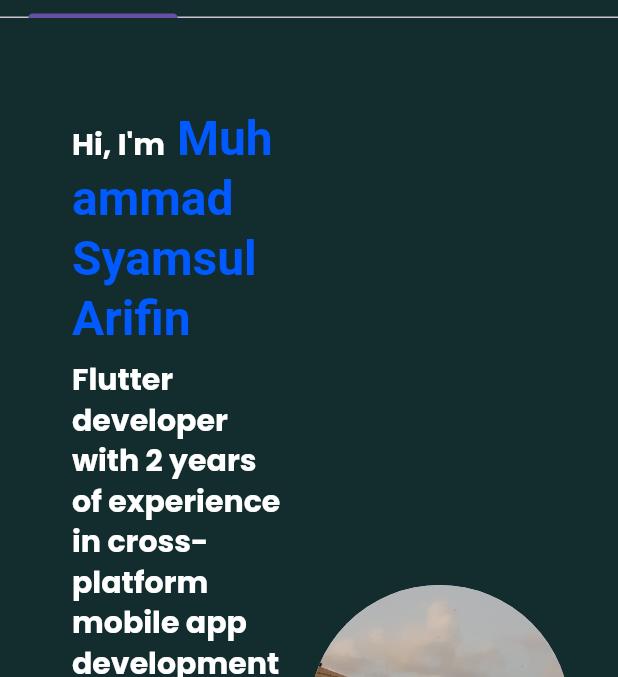
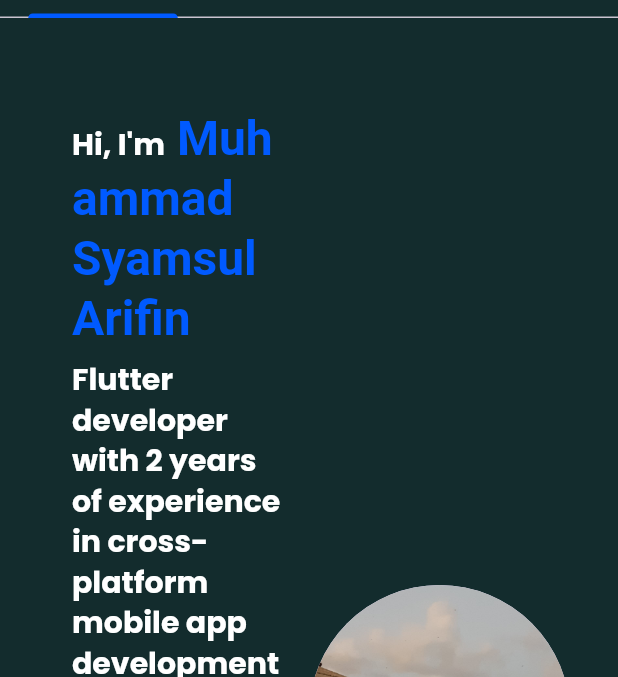
Before and after one commit to msarifin29/portofolio, a Flutter app: the DesktopView screen opened directly, on a phone screen of 412 x 824 dp, the part 72-749 px from its top. Run offline on Flutter 3.47's test engine with Material 3 defaults, Android fonts, the phone set to English and light mode, and no system bars; our stand-ins replace carousel_slider, flutter_svg, google_fonts, hive_flutter; accounts and stored records are empty.

Commit message:
fix(view) : tab button

```diff
--- a/lib/view/desktop_view.dart
+++ b/lib/view/desktop_view.dart
@@ -35,8 +35,11 @@
             tabBar: TabBar(
                 controller: _tabController,
                 indicatorPadding: const EdgeInsets.only(top: Sizes.p20),
-                overlayColor: const MaterialStatePropertyAll(AppColor.poseidon),
+                overlayColor:
+                    const MaterialStatePropertyAll(AppColor.nokiaBlue),
                 labelStyle: Theme.of(context).textTheme.headlineMedium!,
+                splashBorderRadius: BorderRadius.circular(20.0),
+                indicatorColor: AppColor.nokiaBlue,
                 tabs: const [
                   Tab(
                     text: "About me",
--- a/lib/view/extra_view.dart
+++ b/lib/view/extra_view.dart
@@ -36,8 +36,10 @@
           tabBar: TabBar(
               controller: _tabController,
               indicatorPadding: const EdgeInsets.only(top: Sizes.p20),
-              overlayColor: const MaterialStatePropertyAll(AppColor.poseidon),
+              overlayColor: const MaterialStatePropertyAll(AppColor.nokiaBlue),
               labelStyle: Theme.of(context).textTheme.headlineMedium!,
+              splashBorderRadius: BorderRadius.circular(20.0),
+              indicatorColor: AppColor.nokiaBlue,
               tabs: const [
                 Tab(
                   text: "About me",
--- a/lib/view/tablet_view.dart
+++ b/lib/view/tablet_view.dart
@@ -34,8 +34,10 @@
           tabBar: TabBar(
               controller: _tabController,
               indicatorPadding: const EdgeInsets.only(top: Sizes.p20),
-              overlayColor: const MaterialStatePropertyAll(AppColor.poseidon),
+              overlayColor: const MaterialStatePropertyAll(AppColor.nokiaBlue),
               labelStyle: Theme.of(context).textTheme.headlineMedium!,
+              splashBorderRadius: BorderRadius.circular(20.0),
+              indicatorColor: AppColor.nokiaBlue,
               tabs: const [
                 Tab(
                   text: "About me",
--- a/lib/view/widgets/skill_content.dart
+++ b/lib/view/widgets/skill_content.dart
@@ -17,6 +17,7 @@
       padding: const EdgeInsets.all(20.0),
       child: const Row(
         mainAxisAlignment: MainAxisAlignment.spaceAround,
+        crossAxisAlignment: CrossAxisAlignment.start,
         mainAxisSize: MainAxisSize.min,
         children: [
           FrontEndSkillWidget(),
```
